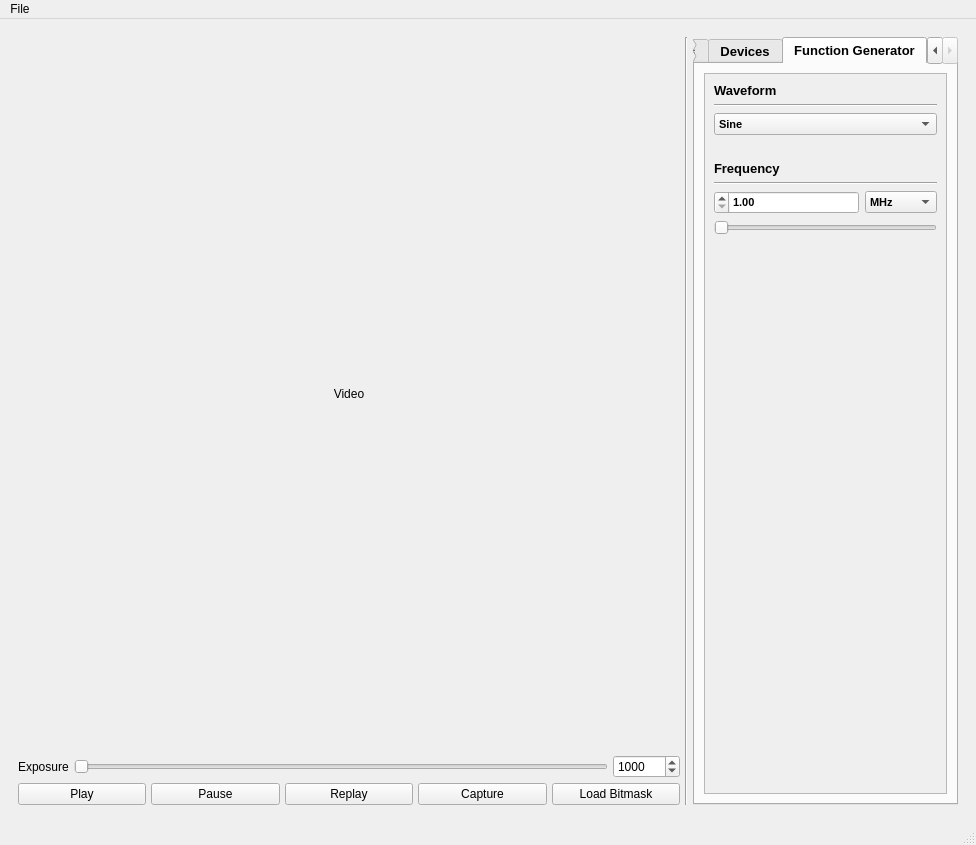
Old version of the form src/ui/dlpctl.ui in the repository tarumishra9498/dlpctlF25.
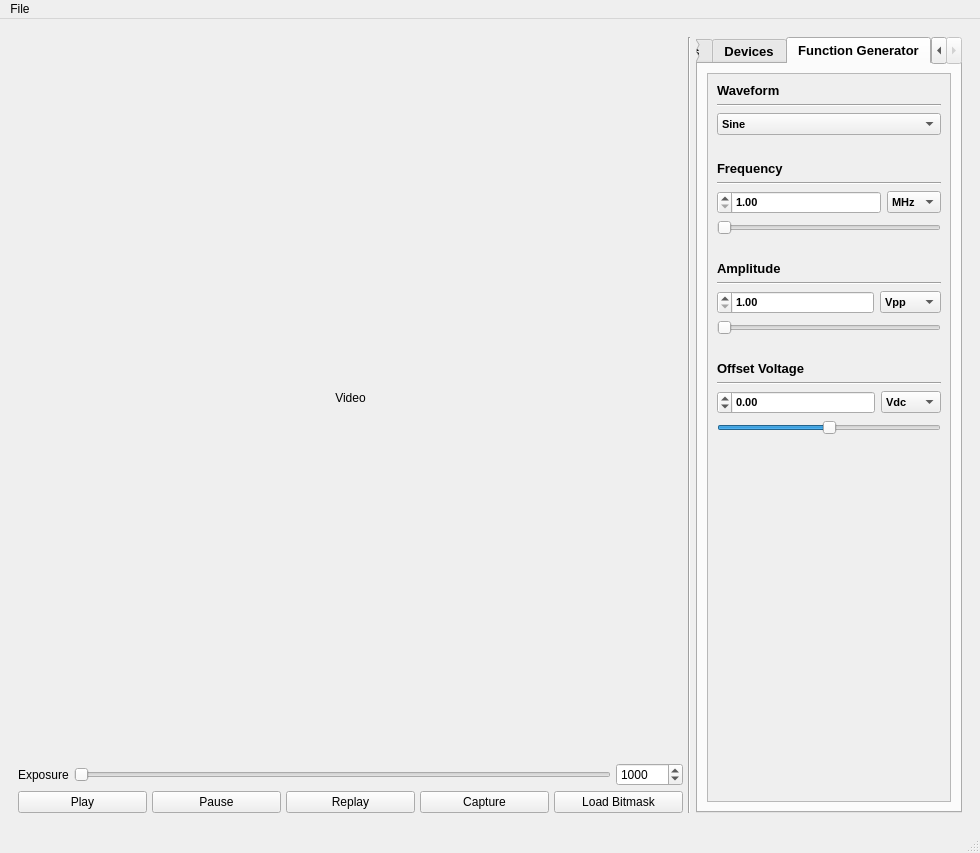
New version of the form. The open tabs and pages were chosen to show the change. Icons and pictures are not drawn. Custom widgets are drawn as their Qt base class.

Commit message: amplitude and offset voltage spinboxes and combo boxes

```diff
--- a/src/ui/dlpctl.ui
+++ b/src/ui/dlpctl.ui
@@ -9,8 +9,8 @@
    <rect>
     <x>0</x>
     <y>0</y>
-    <width>976</width>
-    <height>845</height>
+    <width>980</width>
+    <height>853</height>
    </rect>
   </property>
   <property name="sizePolicy">
@@ -999,8 +999,8 @@
                  <rect>
                   <x>0</x>
                   <y>0</y>
-                  <width>237</width>
-                  <height>190</height>
+                  <width>238</width>
+                  <height>418</height>
                  </rect>
                 </property>
                 <property name="sizePolicy">
@@ -1089,7 +1089,7 @@
                   </spacer>
                  </item>
                  <item>
-                  <layout class="QGridLayout" name="freq_grid">
+                  <layout class="QGridLayout" name="freq_grid" columnstretch="0,1,0">
                    <item row="2" column="0" colspan="2">
                     <widget class="QDoubleSpinBox" name="freq_spinbox">
                      <property name="sizePolicy">
@@ -1118,7 +1118,7 @@
                    <item row="2" column="2">
                     <widget class="QComboBox" name="freq_combo_box">
                      <property name="sizePolicy">
-                      <sizepolicy hsizetype="Preferred" vsizetype="Fixed">
+                      <sizepolicy hsizetype="Minimum" vsizetype="Fixed">
                        <horstretch>0</horstretch>
                        <verstretch>0</verstretch>
                       </sizepolicy>
@@ -1197,6 +1197,229 @@
                    </item>
                   </layout>
                  </item>
+                 <item>
+                  <spacer name="horizontalSpacer_7">
+                   <property name="orientation">
+                    <enum>Qt::Orientation::Horizontal</enum>
+                   </property>
+                   <property name="sizeHint" stdset="0">
+                    <size>
+                     <width>40</width>
+                     <height>20</height>
+                    </size>
+                   </property>
+                  </spacer>
+                 </item>
+                 <item>
+                  <layout class="QGridLayout" name="amp_grid" columnstretch="1,0">
+                   <item row="1" column="0" colspan="2">
+                    <widget class="Line" name="line_10">
+                     <property name="orientation">
+                      <enum>Qt::Orientation::Horizontal</enum>
+                     </property>
+                    </widget>
+                   </item>
+                   <item row="2" column="1">
+                    <widget class="QComboBox" name="amp_combo_box">
+                     <property name="sizePolicy">
+                      <sizepolicy hsizetype="Minimum" vsizetype="Fixed">
+                       <horstretch>0</horstretch>
+                       <verstretch>0</verstretch>
+                      </sizepolicy>
+                     </property>
+                     <property name="font">
+                      <font>
+                       <pointsize>8</pointsize>
+                       <bold>true</bold>
+                      </font>
+                     </property>
+                     <item>
+                      <property name="text">
+                       <string>Vpp</string>
+                      </property>
+                     </item>
+                     <item>
+                      <property name="text">
+                       <string>mVpp</string>
+                      </property>
+                     </item>
+                    </widget>
+                   </item>
+                   <item row="2" column="0">
+                    <widget class="QDoubleSpinBox" name="amp_spinbox">
+                     <property name="sizePolicy">
+                      <sizepolicy hsizetype="Preferred" vsizetype="Fixed">
+                       <horstretch>0</horstretch>
+                       <verstretch>0</verstretch>
+                      </sizepolicy>
+                     </property>
+                     <property name="font">
+                      <font>
+                       <pointsize>8</pointsize>
+                       <bold>true</bold>
+                      </font>
+                     </property>
+                     <property name="layoutDirection">
+                      <enum>Qt::LayoutDirection::RightToLeft</enum>
+                     </property>
+                     <property name="decimals">
+                      <number>2</number>
+                     </property>
+                     <property name="minimum">
+                      <double>1.000000000000000</double>
+                     </property>
+                     <property name="maximum">
+                      <double>999.000000000000000</double>
+                     </property>
+                     <property name="singleStep">
+                      <double>0.010000000000000</double>
+                     </property>
+                    </widget>
+                   </item>
+                   <item row="0" column="0" colspan="2">
+                    <widget class="QLabel" name="label_16">
+                     <property name="sizePolicy">
+                      <sizepolicy hsizetype="Preferred" vsizetype="Fixed">
+                       <horstretch>0</horstretch>
+                       <verstretch>0</verstretch>
+                      </sizepolicy>
+                     </property>
+                     <property name="text">
+                      <string>Amplitude</string>
+                     </property>
+                    </widget>
+                   </item>
+                  </layout>
+                 </item>
+                 <item>
+                  <widget class="QSlider" name="amp_slider">
+                   <property name="sizePolicy">
+                    <sizepolicy hsizetype="Expanding" vsizetype="Fixed">
+                     <horstretch>0</horstretch>
+                     <verstretch>0</verstretch>
+                    </sizepolicy>
+                   </property>
+                   <property name="minimum">
+                    <number>1</number>
+                   </property>
+                   <property name="maximum">
+                    <number>999</number>
+                   </property>
+                   <property name="singleStep">
+                    <number>1</number>
+                   </property>
+                   <property name="value">
+                    <number>1</number>
+                   </property>
+                   <property name="sliderPosition">
+                    <number>1</number>
+                   </property>
+                   <property name="orientation">
+                    <enum>Qt::Orientation::Horizontal</enum>
+                   </property>
+                  </widget>
+                 </item>
+                 <item>
+                  <spacer name="horizontalSpacer_8">
+                   <property name="orientation">
+                    <enum>Qt::Orientation::Horizontal</enum>
+                   </property>
+                   <property name="sizeHint" stdset="0">
+                    <size>
+                     <width>40</width>
+                     <height>20</height>
+                    </size>
+                   </property>
+                  </spacer>
+                 </item>
+                 <item>
+                  <layout class="QGridLayout" name="offset_voltage_grid">
+                   <item row="0" column="0" colspan="2">
+                    <widget class="QLabel" name="label_17">
+                     <property name="text">
+                      <string>Offset Voltage</string>
+                     </property>
+                    </widget>
+                   </item>
+                   <item row="2" column="1">
+                    <widget class="QComboBox" name="offset_voltage_combo_box">
+                     <property name="sizePolicy">
+                      <sizepolicy hsizetype="Minimum" vsizetype="Fixed">
+                       <horstretch>0</horstretch>
+                       <verstretch>0</verstretch>
+                      </sizepolicy>
+                     </property>
+                     <property name="font">
+                      <font>
+                       <pointsize>8</pointsize>
+                       <bold>true</bold>
+                      </font>
+                     </property>
+                     <item>
+                      <property name="text">
+                       <string>Vdc</string>
+                      </property>
+                     </item>
+                     <item>
+                      <property name="text">
+                       <string>mVdc</string>
+                      </property>
+                     </item>
+                    </widget>
+                   </item>
+                   <item row="2" column="0">
+                    <widget class="QDoubleSpinBox" name="offset_voltage_spinbox">
+                     <property name="sizePolicy">
+                      <sizepolicy hsizetype="Expanding" vsizetype="Fixed">
+                       <horstretch>0</horstretch>
+                       <verstretch>0</verstretch>
+                      </sizepolicy>
+                     </property>
+                     <property name="font">
+                      <font>
+                       <pointsize>8</pointsize>
+                       <bold>true</bold>
+                      </font>
+                     </property>
+                     <property name="layoutDirection">
+                      <enum>Qt::LayoutDirection::RightToLeft</enum>
+                     </property>
+                     <property name="minimum">
+                      <double>-999.000000000000000</double>
+                     </property>
+                     <property name="maximum">
+                      <double>999.000000000000000</double>
+                     </property>
+                     <property name="singleStep">
+                      <double>0.010000000000000</double>
+                     </property>
+                     <property name="value">
+                      <double>0.000000000000000</double>
+                     </property>
+                    </widget>
+                   </item>
+                   <item row="3" column="0" colspan="2">
+                    <widget class="QSlider" name="offset_voltage_slider">
+                     <property name="minimum">
+                      <number>-939</number>
+                     </property>
+                     <property name="maximum">
+                      <number>939</number>
+                     </property>
+                     <property name="orientation">
+                      <enum>Qt::Orientation::Horizontal</enum>
+                     </property>
+                    </widget>
+                   </item>
+                   <item row="1" column="0" colspan="2">
+                    <widget class="Line" name="line_11">
+                     <property name="orientation">
+                      <enum>Qt::Orientation::Horizontal</enum>
+                     </property>
+                    </widget>
+                   </item>
+                  </layout>
+                 </item>
                 </layout>
                </widget>
               </widget>
@@ -1217,7 +1440,7 @@
     <rect>
      <x>0</x>
      <y>0</y>
-     <width>976</width>
+     <width>980</width>
      <height>33</height>
     </rect>
    </property>
```
Left out of the diff: 4 changed lines with no effect on the pictures. The commit also changes 1 other file.
